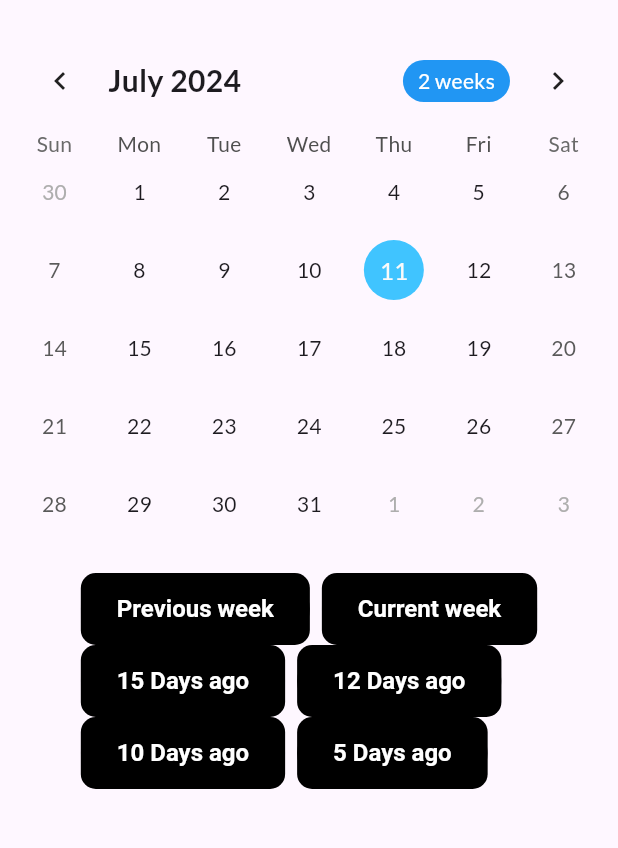
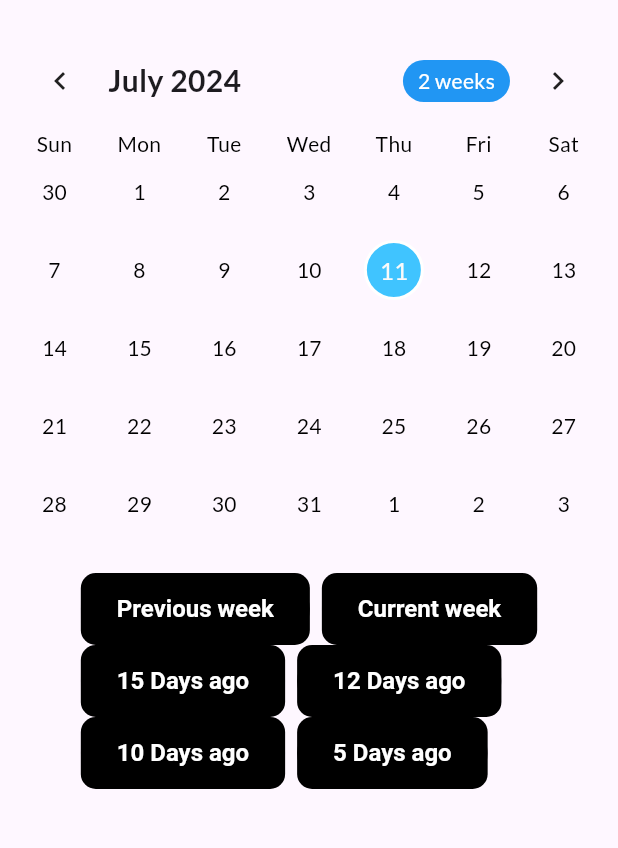
Before and after one commit to aadarshk7/Calender-App, a Flutter app: the screen it shows after launch, on a phone screen of 412 x 824 dp, the part 63-911 px from its top. Run offline on Flutter 3.47's test engine with Material 3 defaults, Android fonts, the phone set to English and light mode, and no system bars; drawn by our look-alikes of table_calendar; our stand-ins replace google_fonts.

Commit message:
Calender app

```diff
--- a/lib/main.dart
+++ b/lib/main.dart
@@ -81,7 +81,8 @@ class _CalendarHomePageState extends State<CalendarHomePage> {
           ),
         ],
       ),
-      body: Padding(
+      body: SingleChildScrollView(
+        child: Padding(
           padding: const EdgeInsets.all(8.0),
           child: Column(
             children: [
@@ -113,10 +114,21 @@ class _CalendarHomePageState extends State<CalendarHomePage> {
                   todayDecoration: BoxDecoration(
                     color: Colors.blue,
                     shape: BoxShape.circle,
+                    border: Border.all(color: Colors.white, width: 2),
                   ),
                   selectedDecoration: BoxDecoration(
                     color: Colors.lightBlueAccent,
                     shape: BoxShape.circle,
+                    border: Border.all(color: Colors.white, width: 2),
+                  ),
+                  defaultTextStyle: TextStyle(
+                    color: widget.isDarkMode ? Colors.white : Colors.black,
+                  ),
+                  weekendTextStyle: TextStyle(
+                    color: widget.isDarkMode ? Colors.white : Colors.black,
+                  ),
+                  outsideTextStyle: TextStyle(
+                    color: widget.isDarkMode ? Colors.white : Colors.black,
                   ),
                 ),
                 headerStyle: HeaderStyle(
@@ -129,6 +141,14 @@ class _CalendarHomePageState extends State<CalendarHomePage> {
                   formatButtonDecoration: BoxDecoration(
                     color: Colors.blue,
                     borderRadius: BorderRadius.circular(16.0),
+                  ),
+                ),
+                daysOfWeekStyle: DaysOfWeekStyle(
+                  weekdayStyle: TextStyle(
+                    color: widget.isDarkMode ? Colors.white : Colors.black,
+                  ),
+                  weekendStyle: TextStyle(
+                    color: widget.isDarkMode ? Colors.white : Colors.black,
                   ),
                 ),
               ),
@@ -171,6 +191,7 @@ class _CalendarHomePageState extends State<CalendarHomePage> {
             ],
           ),
         ),
+      ),
     );
   }
 
```
Lines whose indentation alone changed are shown as unchanged.
